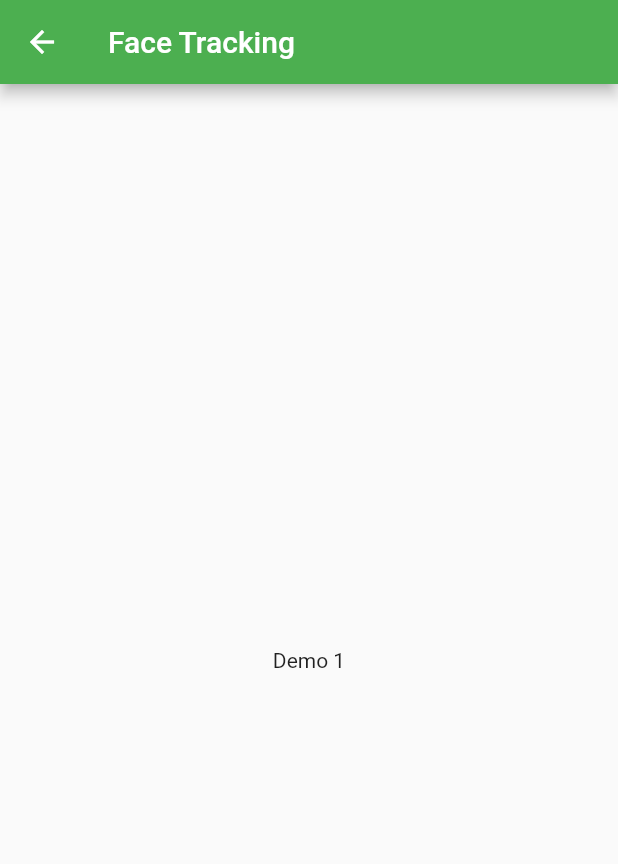
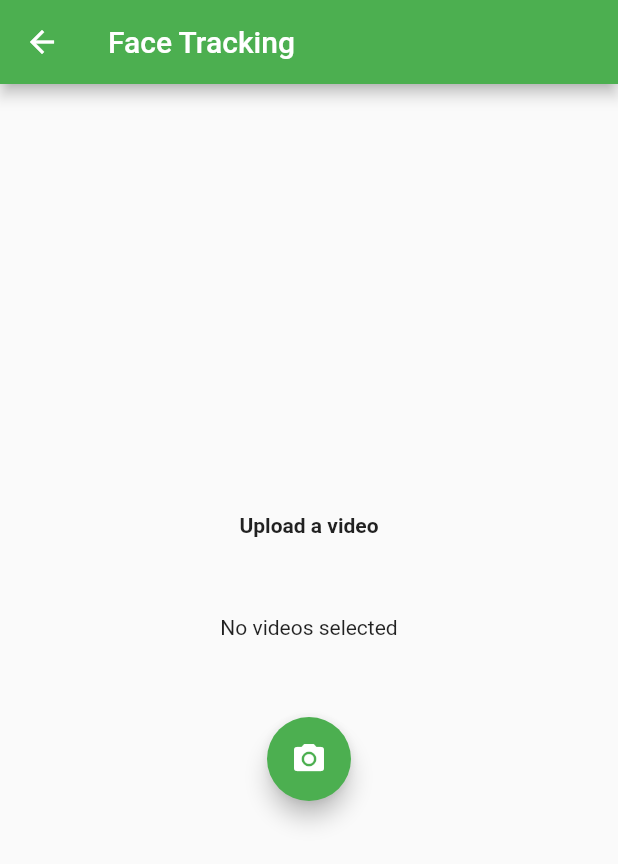
Before and after one commit to Curiouskid0423/calhacks-2021, a Flutter app: the Demo1 screen opened directly, on a phone screen of 412 x 824 dp. Shown: the top 864 px of the screen. Run offline on Flutter 3.47's test engine with Material 2 defaults, Android fonts, the phone set to English and light mode, and no system bars; our stand-ins replace image_cropper, image_picker; missing offline and left inert: dart:ffi; network calls fail; Roboto replaces fonts that are missing (Avenir Next).

Commit message:
Code for demo submited (to be edited further)

```diff
--- a/flutter_app/app/lib/main.dart
+++ b/flutter_app/app/lib/main.dart
@@ -1,4 +1,11 @@
+import 'dart:ffi';
+import 'dart:io';
 import 'package:flutter/material.dart';
+import 'package:flutter/widgets.dart';
+import 'package:flutter/cupertino.dart';
+
+import 'package:image_cropper/image_cropper.dart';
+import 'package:image_picker/image_picker.dart';
 
 void main() {
   runApp(const MyApp());
@@ -42,17 +49,26 @@ class _DemoDashboardState extends State<DemoDashboard> {
         child: Column(
           mainAxisAlignment: MainAxisAlignment.center,
           children: <Widget>[
+            SizedBox(
+              height: 90,
+              child: Padding(
+                padding: const EdgeInsets.all(15.0),
+                child: Image.network(
+                    'https://cdn-icons.flaticon.com/png/512/2592/premium/2592258.png?token=exp=1635113913~hmac=a15ccb9d49aeea0f50fbb48ccd47e847',
+                    height: 60),
+              ),
+            ),
             ElevatedButton(
               onPressed: () {
                 Navigator.of(context).push(_demoOne());
               },
-              child: const Text('Demo 1!'),
+              child: const Text('Face Tracking Demo'),
             ),
             ElevatedButton(
                 onPressed: () {
                   Navigator.of(context).push(_demoTwo());
                 },
-                child: const Text('Demo 2!'))
+                child: const Text('Tumor Detection Demo'))
           ],
         ),
       ), // This trailing comma makes auto-formatting nicer for build methods.
@@ -103,8 +119,15 @@ class Demo1 extends StatelessWidget {
   Widget build(BuildContext context) {
     return Scaffold(
       appBar: AppBar(title: const Text("Face Tracking")),
-      body: const Center(
-        child: Text('Demo 1'),
+      body: Center(
+        child: Column(
+          mainAxisAlignment: MainAxisAlignment.center,
+          children: <Widget>[
+            Text("Upload a video",
+                style: const TextStyle(fontWeight: FontWeight.bold)),
+            SizedBox(height: 180, child: ImagePick())
+          ],
+        ),
       ),
     );
   }
@@ -123,3 +146,101 @@ class Demo2 extends StatelessWidget {
     );
   }
 }
+// >>>>>>>>>>>> Image Picker section >>>>>>>>>>>
+
+class ImagePick extends StatefulWidget {
+  @override
+  _ImagePickState createState() => _ImagePickState();
+}
+
+class _ImagePickState extends State<ImagePick> {
+  File? _image;
+
+  Future getImagefromGallery() async {
+    final picker = ImagePicker();
+    var image = await picker.pickImage(source: ImageSource.gallery);
+
+    setState(() {
+      _image = File(image!.path);
+    });
+  }
+
+  @override
+  Widget build(BuildContext context) {
+    return Scaffold(
+      body: Column(
+        // mainAxisAlignment: MainAxisAlignment.center,
+        children: <Widget>[
+          SizedBox(
+            height: 120.0,
+            child: Padding(
+              padding: const EdgeInsets.all(10.0),
+              child: SizedBox(
+                  height: 95,
+                  child: Container(
+                    width: MediaQuery.of(context).size.width,
+                    height: 85.0,
+                    child: Center(
+                      child: _image == null
+                          ? Text("No videos selected")
+                          : Image.file(_image as File),
+                    ),
+                  )),
+            ),
+          ),
+          SizedBox(
+            child: FloatingActionButton(
+              onPressed: getImagefromGallery,
+              tooltip: "Pick Image",
+              child: _image == null
+                  ? Icon(Icons.camera_alt)
+                  : ElevatedButton(
+                      onPressed: () {
+                        Navigator.of(context).push(_resultOne());
+                      },
+                      child: Text("Go!"),
+                    ),
+            ),
+            width: 60,
+          )
+        ],
+      ),
+    );
+  }
+}
+
+Route _resultOne() {
+  return PageRouteBuilder(
+    pageBuilder: (context, animation, secondaryAnimation) => const Result1(),
+    transitionsBuilder: (context, animation, secondaryAnimation, child) {
+      const begin = Offset(0.0, 1.0);
+      const end = Offset.zero;
+      const curve = Curves.ease;
+
+      var tween = Tween(begin: begin, end: end).chain(CurveTween(curve: curve));
+
+      return SlideTransition(
+        position: animation.drive(tween),
+        child: child,
+      );
+    },
+  );
+}
+
+class Result1 extends StatelessWidget {
+  const Result1({Key? key}) : super(key: key);
+
+  @override
+  Widget build(BuildContext context) {
+    return Scaffold(
+      appBar: AppBar(
+          title: const Text("Inference"), backgroundColor: Colors.blue[200]),
+      body: Center(
+        child: Column(
+          mainAxisAlignment: MainAxisAlignment.center,
+          children: <Widget>[Text("Result sent to server for inference.")],
+        ),
+      ),
+    );
+  }
+}
```
Also changed, not shown: flutter_app/app/pubspec.yaml (+5 -6 lines), flutter_app/app/lib/assets/security.png (added), flutter_app/app/pubspec.lock, 8 other files.
